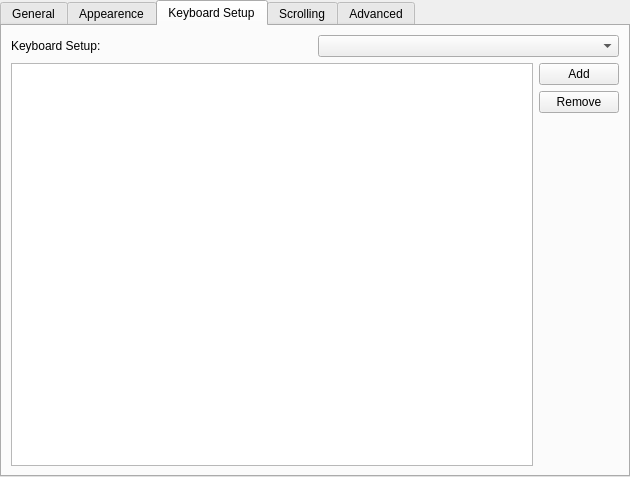
First picture: the form in konsole/EditSessionDialog.ui, repository KDE/konsole, before the edit.
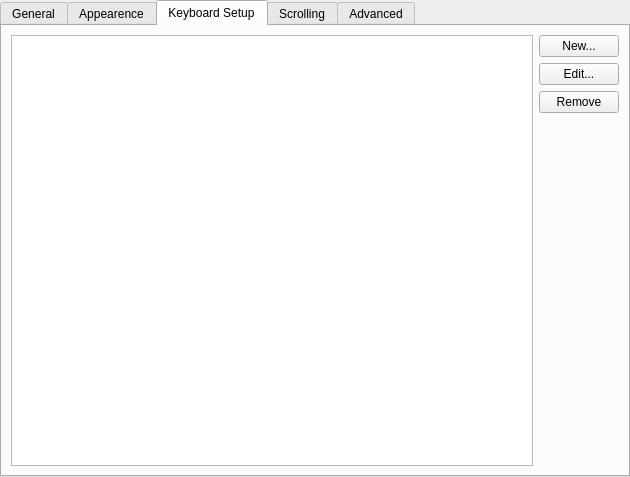
Second picture: the form after the edit. The open tabs and pages were chosen to show the change.

Commit message: New layout for the Keyboard Setup page.  Turn off scroll buttons in the edit session type dialog's tab widget to work around what I perceive as a Qt bug.

The edit to the form file:
```diff
--- a/konsole/EditSessionDialog.ui
+++ b/konsole/EditSessionDialog.ui
@@ -28,7 +28,10 @@
    <item>
     <widget class="QTabWidget" name="tabWidget" >
      <property name="currentIndex" >
-      <number>0</number>
+      <number>3</number>
+     </property>
+     <property name="usesScrollButtons" >
+      <bool>false</bool>
      </property>
      <widget class="QWidget" name="tab" >
       <attribute name="title" >
@@ -386,41 +389,32 @@
       <attribute name="title" >
        <string>Keyboard Setup</string>
       </attribute>
-      <layout class="QVBoxLayout" >
-       <item>
-        <layout class="QHBoxLayout" >
-         <item>
-          <widget class="QLabel" name="label" >
-           <property name="text" >
-            <string>Keyboard Setup:</string>
-           </property>
-          </widget>
-         </item>
-         <item>
-          <widget class="QComboBox" name="keyboardSetupCombo" />
-         </item>
-        </layout>
-       </item>
-       <item>
         <layout class="QGridLayout" >
-         <item rowspan="3" row="0" column="0" >
+       <item rowspan="4" row="0" column="0" >
           <widget class="QListView" name="keyBindingList" />
          </item>
          <item row="0" column="1" >
-          <widget class="QPushButton" name="addKeyBindingButton" >
+        <widget class="QPushButton" name="newKeyBindingsButton" >
            <property name="text" >
-            <string>Add</string>
+          <string>New...</string>
            </property>
           </widget>
          </item>
          <item row="1" column="1" >
-          <widget class="QPushButton" name="removeKeyBindingButton" >
+        <widget class="QPushButton" name="editKeyBindingsButton" >
            <property name="text" >
-            <string>Remove</string>
+          <string>Edit...</string>
            </property>
           </widget>
          </item>
          <item row="2" column="1" >
+        <widget class="QPushButton" name="removeKeyBindingsButton" >
+         <property name="text" >
+          <string>Remove</string>
+         </property>
+        </widget>
+       </item>
+       <item row="3" column="1" >
           <spacer>
            <property name="orientation" >
             <enum>Qt::Vertical</enum>
@@ -432,8 +426,6 @@
             </size>
            </property>
           </spacer>
-         </item>
-        </layout>
        </item>
       </layout>
      </widget>
```
Left out of the diff: 1 changed line with no effect on the pictures. Lines whose indentation alone changed are shown as unchanged. The commit also changes 2 other files.
